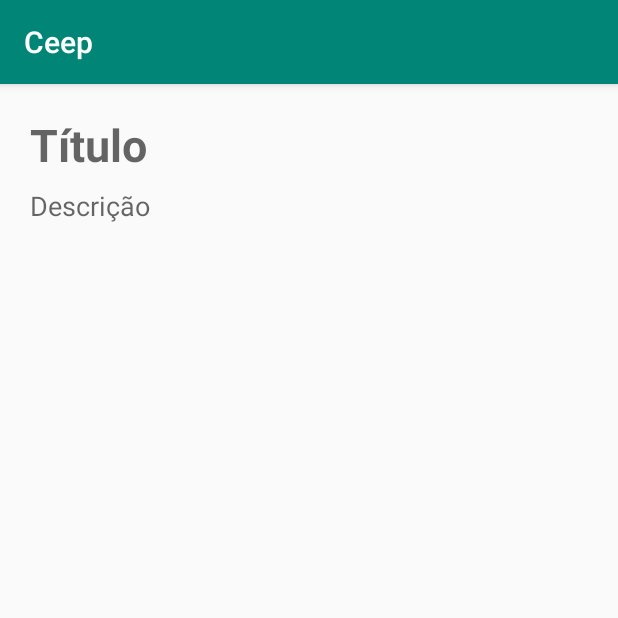
After one commit to alexmdo/ceep, an Android app: the FormularioNotaActivity screen opened directly, with no data from a screen before it, on a phone screen of 412 x 824 dp, the top half of it. The commit adds this screen. Run offline under Robolectric (Android 15) with nearby library versions, the phone set to English and light mode, and no system bars.

```diff
--- a/app/src/main/AndroidManifest.xml
+++ b/app/src/main/AndroidManifest.xml
@@ -16,6 +16,7 @@
                 <category android:name="android.intent.category.LAUNCHER" />
             </intent-filter>
         </activity>
+        <activity android:name=".ui.activity.FormularioNotaActivity"></activity>
     </application>
 
 </manifest>
--- /dev/null
+++ b/app/src/main/java/br/com/alura/ceep/ui/activity/FormularioNotaActivity.java
@@ -0,0 +1,15 @@
+package br.com.alura.ceep.ui.activity;
+
+import android.support.v7.app.AppCompatActivity;
+import android.os.Bundle;
+
+import br.com.alura.ceep.R;
+
+public class FormularioNotaActivity extends AppCompatActivity {
+
+    @Override
+    protected void onCreate(Bundle savedInstanceState) {
+        super.onCreate(savedInstanceState);
+        setContentView(R.layout.activity_formulario_nota);
+    }
+}
--- a/app/src/main/java/br/com/alura/ceep/ui/activity/ListaNotasActivity.java
+++ b/app/src/main/java/br/com/alura/ceep/ui/activity/ListaNotasActivity.java
@@ -1,9 +1,14 @@
 package br.com.alura.ceep.ui.activity;
 
+import android.content.Intent;
 import android.os.Bundle;
 import android.support.v7.app.AppCompatActivity;
 import android.support.v7.widget.LinearLayoutManager;
 import android.support.v7.widget.RecyclerView;
+import android.view.View;
+import android.widget.TextView;
+
+import org.w3c.dom.Text;
 
 import java.util.List;
 
@@ -21,6 +26,17 @@ public class ListaNotasActivity extends AppCompatActivity {
 
         List<Nota> listaNotas = mockarNotas();
         configurarRecyclerView(listaNotas);
+
+        TextView insereNotas = findViewById(R.id.lista_notas_insere_nota);
+        insereNotas.setOnClickListener(new View.OnClickListener() {
+            @Override
+            public void onClick(View view) {
+                Intent irParaFormularioNotaActivity = new Intent(this, FormularioNotaActivity.class);
+                startActivity(irParaFormularioNotaActivity);
+            }
+        });
+
+
     }
 
     private void configurarRecyclerView(List<Nota> listaNotas) {
--- /dev/null
+++ b/app/src/main/res/layout/activity_formulario_nota.xml
@@ -0,0 +1,35 @@
+<?xml version="1.0" encoding="utf-8"?>
+<android.support.constraint.ConstraintLayout xmlns:android="http://schemas.android.com/apk/res/android"
+    xmlns:app="http://schemas.android.com/apk/res-auto"
+    xmlns:tools="http://schemas.android.com/tools"
+    android:layout_width="match_parent"
+    android:layout_height="match_parent">
+
+    <EditText
+        android:id="@+id/formulario_nota_titulo"
+        android:layout_width="0dp"
+        android:layout_height="wrap_content"
+        android:layout_margin="20dp"
+        android:background="@android:color/transparent"
+        android:hint="Título"
+        android:textSize="30sp"
+        android:textStyle="bold"
+        app:layout_constraintEnd_toEndOf="parent"
+        app:layout_constraintStart_toStartOf="parent"
+        app:layout_constraintTop_toTopOf="parent" />
+
+    <EditText
+        android:id="@+id/formulario_nota_descricao"
+        android:layout_width="0dp"
+        android:layout_height="0dp"
+        android:layout_marginBottom="8dp"
+        android:layout_marginTop="8dp"
+        android:background="@android:color/transparent"
+        android:hint="Descrição"
+        android:gravity="top"
+        app:layout_constraintBottom_toBottomOf="parent"
+        app:layout_constraintEnd_toEndOf="@id/formulario_nota_titulo"
+        app:layout_constraintStart_toStartOf="@id/formulario_nota_titulo"
+        app:layout_constraintTop_toBottomOf="@id/formulario_nota_titulo" />
+
+</android.support.constraint.ConstraintLayout>
```
Also changed, not shown: app/src/main/res/drawable-hdpi/ic_action_salva_nota.png (added), app/src/main/res/drawable-mdpi/ic_action_salva_nota.png (added), app/src/main/res/drawable-xhdpi/ic_action_salva_nota.png (added), app/src/main/res/drawable-xxhdpi/ic_action_salva_nota.png (added).
